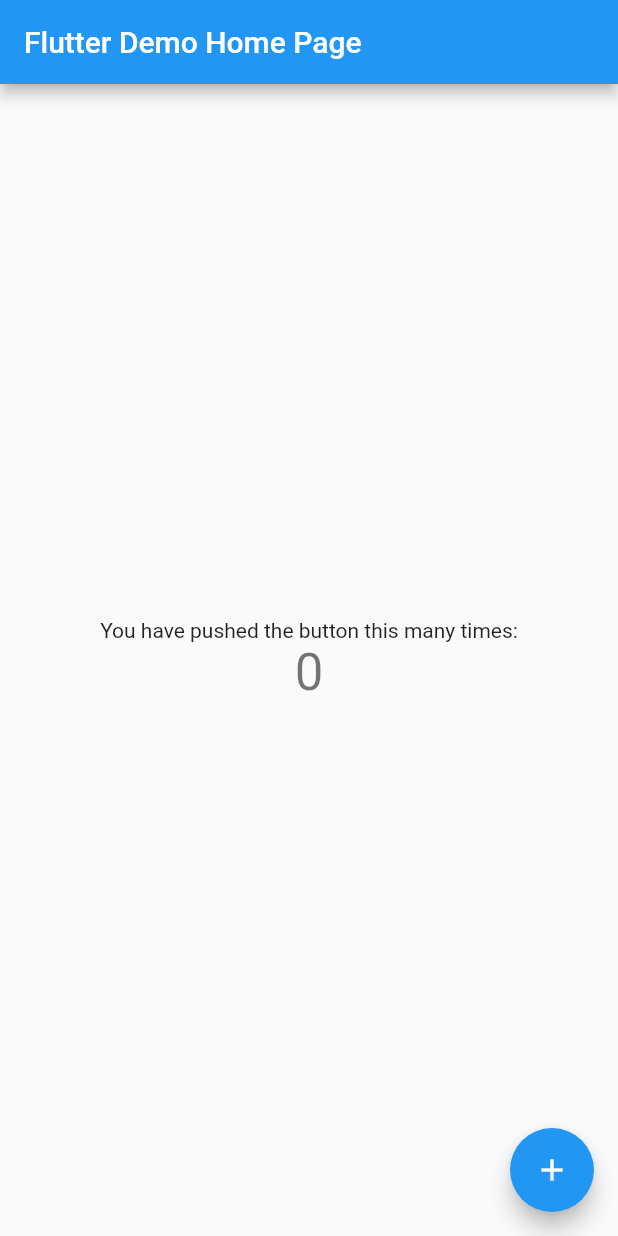
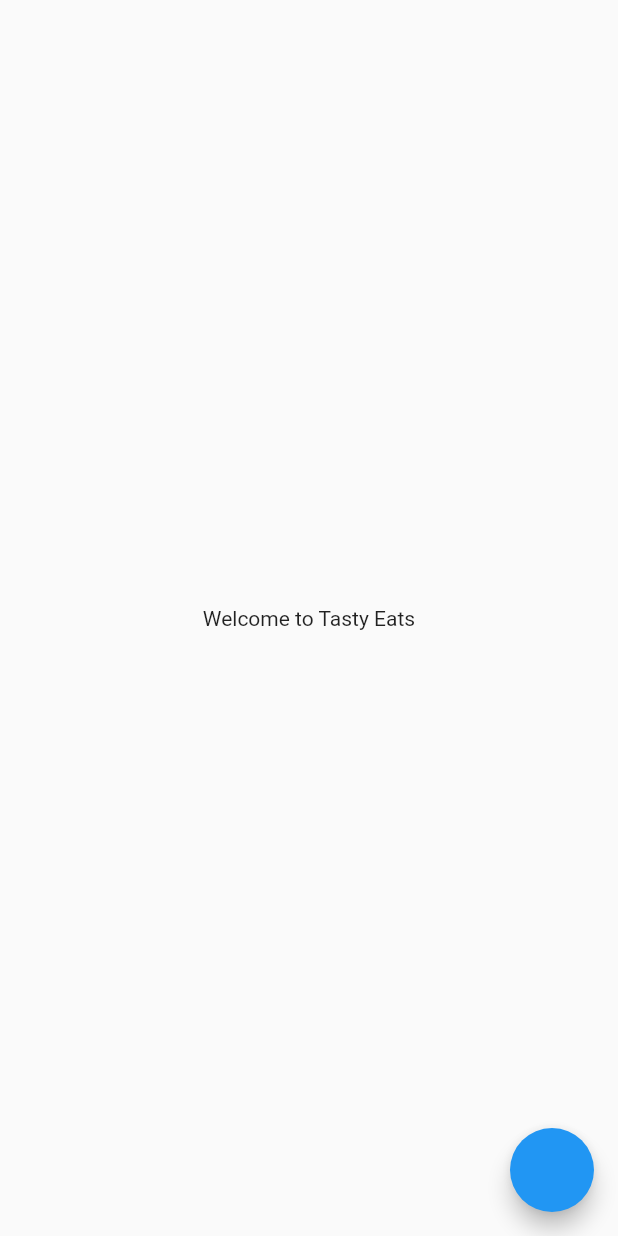
Before and after one commit to ericwindmill/firebase-snippets-temp, a Flutter app: the screen it shows after launch, on a phone screen of 412 x 824 dp. Run offline on Flutter 3.47's test engine with Material 2 defaults, Android fonts, the phone set to English and light mode, and no system bars; our stand-ins replace cloud_firestore, firebase_core; accounts and stored records are empty.

Commit message:
set up firestore with emulator'

```diff
--- /dev/null
+++ b/apps/firestore_snippets/database.rules.json
@@ -0,0 +1,6 @@
+{
+  "rules": {
+    ".read": "auth != null",
+    ".write": "auth != null"
+  }
+}
--- /dev/null
+++ b/apps/firestore_snippets/firestore.indexes.json
@@ -0,0 +1,4 @@
+{
+  "indexes": [],
+  "fieldOverrides": []
+}
--- /dev/null
+++ b/apps/firestore_snippets/lib/app.dart
@@ -0,0 +1,45 @@
+import 'package:cloud_firestore/cloud_firestore.dart';
+import 'package:flutter/material.dart';
+
+late FirebaseFirestore db;
+
+class MyApp extends StatelessWidget {
+  const MyApp({
+    Key? key,
+    required this.firestore,
+  }) : super(key: key);
+
+  final FirebaseFirestore firestore;
+
+  @override
+  Widget build(BuildContext context) {
+    db = firestore;
+    return MaterialApp(
+      title: 'Tasty Eats',
+      theme: ThemeData(
+        primarySwatch: Colors.blue,
+      ),
+      home: const TastyEatsApp(),
+    );
+  }
+}
+
+class TastyEatsApp extends StatelessWidget {
+  const TastyEatsApp({Key? key}) : super(key: key);
+
+  @override
+  Widget build(BuildContext context) {
+    return Scaffold(
+      body: const Center(
+        child: Text('Welcome to Tasty Eats'),
+      ),
+      floatingActionButton: FloatingActionButton(
+        onPressed: () => {
+          db.collection('restaurants').add({
+            "name": "Papa Johns",
+          })
+        },
+      ),
+    );
+  }
+}
--- a/apps/firestore_snippets/lib/main.dart
+++ b/apps/firestore_snippets/lib/main.dart
@@ -1,115 +1,19 @@
+import 'package:cloud_firestore/cloud_firestore.dart';
+import 'package:firebase_core/firebase_core.dart';
+import 'package:firestore_snippets/app.dart';
+import 'package:flutter/foundation.dart';
 import 'package:flutter/material.dart';
 
-void main() {
-  runApp(const MyApp());
+import 'firebase_options.dart';
+
+void main() async {
+  WidgetsFlutterBinding.ensureInitialized();
+  await Firebase.initializeApp(
+    options: DefaultFirebaseOptions.currentPlatform,
+  );
+
+  final firestore = FirebaseFirestore.instance;
+  if (!kReleaseMode) firestore.useFirestoreEmulator('localhost', 8080);
+
+  runApp(MyApp(firestore: firestore));
 }
-
-class MyApp extends StatelessWidget {
-  const MyApp({Key? key}) : super(key: key);
-
-  // This widget is the root of your application.
-  @override
-  Widget build(BuildContext context) {
-    return MaterialApp(
-      title: 'Flutter Demo',
-      theme: ThemeData(
-        // This is the theme of your application.
-        //
-        // Try running your application with "flutter run". You'll see the
-        // application has a blue toolbar. Then, without quitting the app, try
-        // changing the primarySwatch below to Colors.green and then invoke
-        // "hot reload" (press "r" in the console where you ran "flutter run",
-        // or simply save your changes to "hot reload" in a Flutter IDE).
-        // Notice that the counter didn't reset back to zero; the application
-        // is not restarted.
-        primarySwatch: Colors.blue,
-      ),
-      home: const MyHomePage(title: 'Flutter Demo Home Page'),
-    );
-  }
-}
-
-class MyHomePage extends StatefulWidget {
-  const MyHomePage({Key? key, required this.title}) : super(key: key);
-
-  // This widget is the home page of your application. It is stateful, meaning
-  // that it has a State object (defined below) that contains fields that affect
-  // how it looks.
-
-  // This class is the configuration for the state. It holds the values (in this
-  // case the title) provided by the parent (in this case the App widget) and
-  // used by the build method of the State. Fields in a Widget subclass are
-  // always marked "final".
-
-  final String title;
-
-  @override
-  State<MyHomePage> createState() => _MyHomePageState();
-}
-
-class _MyHomePageState extends State<MyHomePage> {
-  int _counter = 0;
-
-  void _incrementCounter() {
-    setState(() {
-      // This call to setState tells the Flutter framework that something has
-      // changed in this State, which causes it to rerun the build method below
-      // so that the display can reflect the updated values. If we changed
-      // _counter without calling setState(), then the build method would not be
-      // called again, and so nothing would appear to happen.
-      _counter++;
-    });
-  }
-
-  @override
-  Widget build(BuildContext context) {
-    // This method is rerun every time setState is called, for instance as done
-    // by the _incrementCounter method above.
-    //
-    // The Flutter framework has been optimized to make rerunning build methods
-    // fast, so that you can just rebuild anything that needs updating rather
-    // than having to individually change instances of widgets.
-    return Scaffold(
-      appBar: AppBar(
-        // Here we take the value from the MyHomePage object that was created by
-        // the App.build method, and use it to set our appbar title.
-        title: Text(widget.title),
-      ),
-      body: Center(
-        // Center is a layout widget. It takes a single child and positions it
-        // in the middle of the parent.
-        child: Column(
-          // Column is also a layout widget. It takes a list of children and
-          // arranges them vertically. By default, it sizes itself to fit its
-          // children horizontally, and tries to be as tall as its parent.
-          //
-          // Invoke "debug painting" (press "p" in the console, choose the
-          // "Toggle Debug Paint" action from the Flutter Inspector in Android
-          // Studio, or the "Toggle Debug Paint" command in Visual Studio Code)
-          // to see the wireframe for each widget.
-          //
-          // Column has various properties to control how it sizes itself and
-          // how it positions its children. Here we use mainAxisAlignment to
-          // center the children vertically; the main axis here is the vertical
-          // axis because Columns are vertical (the cross axis would be
-          // horizontal).
-          mainAxisAlignment: MainAxisAlignment.center,
-          children: <Widget>[
-            const Text(
-              'You have pushed the button this many times:',
-            ),
-            Text(
-              '$_counter',
-              style: Theme.of(context).textTheme.headline4,
-            ),
-          ],
-        ),
-      ),
-      floatingActionButton: FloatingActionButton(
-        onPressed: _incrementCounter,
-        tooltip: 'Increment',
-        child: const Icon(Icons.add),
-      ), // This trailing comma makes auto-formatting nicer for build methods.
-    );
-  }
-}
--- /dev/null
+++ b/apps/firestore_snippets/remoteconfig.template.json
@@ -0,0 +1 @@
+{}
```
Also changed, not shown: apps/firestore_snippets/pubspec.yaml (+3 -70 lines), apps/firestore_snippets/firebase.json (added), apps/firestore_snippets/lib/firebase_options.dart (added), apps/firestore_snippets/pubspec.lock, 4 other files.
